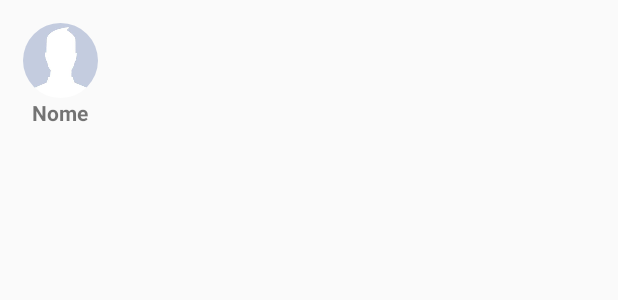
After one commit to gabrieltangerina/ProjetosJavaMobile, an Android app: the layout adapter_contato_selecionado.xml on its own in the app's theme, with its tools: preview values and no code run, on a phone screen of 412 x 824 dp. The commit adds this screen. Shown: the top 300 px of the screen. Run offline under Robolectric (Android 15) with nearby library versions, the phone set to English and light mode, and no system bars.

Commit message:
WhatsApp - add funcionalidade click add contato em contato selecionado para participantes do grupo

```diff
--- /dev/null
+++ b/WhatsApp/app/src/main/res/layout/adapter_contato_selecionado.xml
@@ -0,0 +1,29 @@
+<?xml version="1.0" encoding="utf-8"?>
+<LinearLayout xmlns:android="http://schemas.android.com/apk/res/android"
+    android:layout_width="wrap_content"
+    android:layout_height="wrap_content"
+    android:orientation="vertical"
+    android:padding="10dp">
+
+    <LinearLayout
+        android:layout_width="wrap_content"
+        android:layout_height="wrap_content"
+        android:orientation="vertical"
+        android:padding="5dp">
+
+        <de.hdodenhof.circleimageview.CircleImageView
+            android:id="@+id/imageViewFotoMembroSelecionado"
+            android:layout_width="50dp"
+            android:layout_height="50dp"
+            android:src="@drawable/padrao" />
+
+        <TextView
+            android:id="@+id/textNomeMembroSelecionado"
+            android:layout_width="match_parent"
+            android:layout_height="wrap_content"
+            android:gravity="center"
+            android:text="Nome"
+            android:textStyle="bold" />
+
+    </LinearLayout>
+</LinearLayout>
```
Also changed, not shown: WhatsApp/app/src/main/java/com/example/whatsapp/activity/GrupoActivity.java (+49 -2 lines), WhatsApp/app/src/main/java/com/example/whatsapp/adapter/ContatoGrupoAdapter.java (added, +68 -0 lines).
